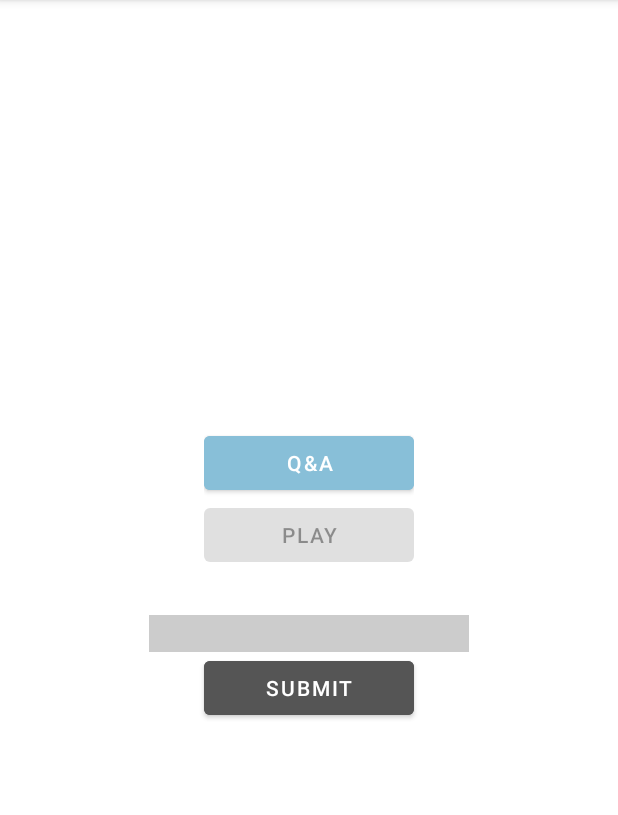
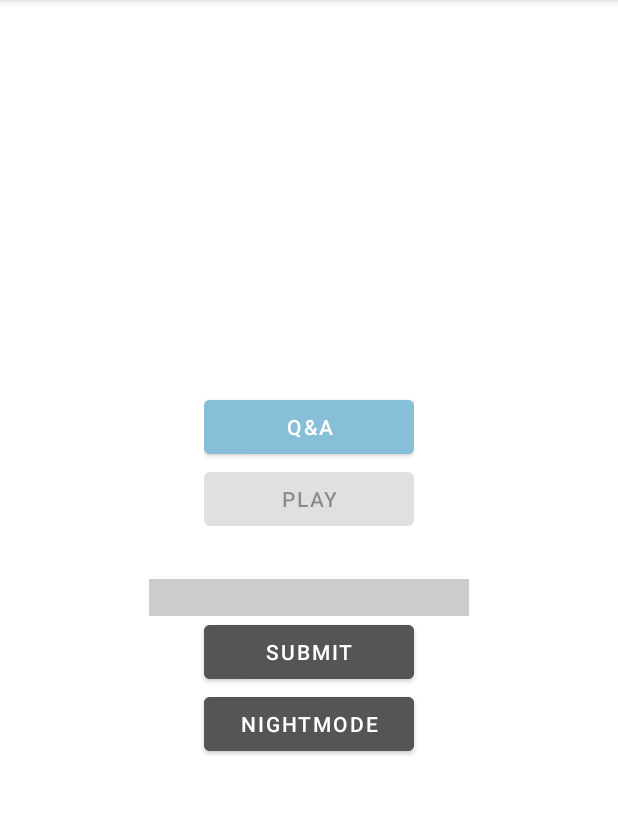
Before and after one commit to Gustrivius/Gustrivius, an Android app: the screen it shows after launch (MainActivity), on a phone screen of 412 x 824 dp, the part 84-899 px from its top. Run offline under Robolectric (Android 15) with nearby library versions, the phone set to English and light mode, and no system bars; our stand-ins replace Firebase (no records; nobody signed in at launch, a user with empty details on screens opened directly).

Commit message:
night mode button working

```diff
--- a/app/src/main/java/com/example/gustrivius/MainActivity.kt
+++ b/app/src/main/java/com/example/gustrivius/MainActivity.kt
@@ -11,6 +11,7 @@ import androidx.activity.result.contract.ActivityResultContracts
 import com.example.gustrivius.databinding.ActivityMainBinding
 import androidx.activity.viewModels
 import com.google.firebase.firestore.AggregateSource
+import androidx.appcompat.app.AppCompatDelegate
 
 private lateinit var QA_Button: Button
 var QuestionID = ArrayList<String>()
@@ -21,6 +22,7 @@ class MainActivity : AppCompatActivity() {
         ActivityResultContracts.StartActivityForResult()
     ) {result ->}
     public var username = "defaultUsername";
+
 
     override fun onCreate(savedInstanceState: Bundle?) {
         super.onCreate(savedInstanceState)
@@ -71,5 +73,11 @@ class MainActivity : AppCompatActivity() {
                 }
                 .addOnFailureListener {}
         }
+
+        binding.nightmodeButton.setOnClickListener {
+            if (AppCompatDelegate.getDefaultNightMode() == AppCompatDelegate.MODE_NIGHT_YES)
+                AppCompatDelegate.setDefaultNightMode(AppCompatDelegate.MODE_NIGHT_NO)
+            else AppCompatDelegate.setDefaultNightMode(AppCompatDelegate.MODE_NIGHT_YES)
+        }
     }
 }
--- a/app/src/main/res/layout/activity_main.xml
+++ b/app/src/main/res/layout/activity_main.xml
@@ -58,4 +58,13 @@
         android:text="@string/Submit_Username"
         />
 
+    <Button
+        android:id="@+id/nightmode_button"
+        android:layout_width="140dp"
+        android:backgroundTint="#555555"
+        android:textColor="#fff"
+        android:layout_height="wrap_content"
+        android:text="@string/nightmode"
+        />
+
 </LinearLayout>
--- a/app/src/main/res/values/strings.xml
+++ b/app/src/main/res/values/strings.xml
@@ -6,6 +6,7 @@
     <string name="QABack">Back to Menu</string>
     <string name="Submit">Submit</string>
     <string name="Submit_Username">Submit</string>
+    <string name="nightmode">Nightmode</string>
 
 
     <string name="Question_Box">Type your question:</string>
```
